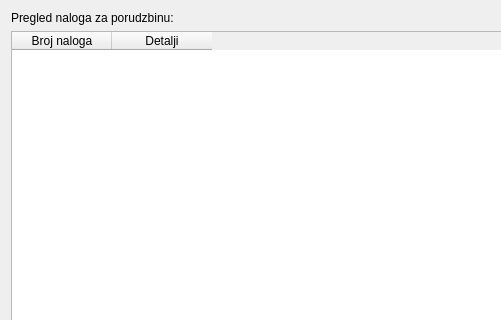
First picture: the form in Vigor/POVI/commandsview.ui, repository Loptica23/POVI, before the edit; both pictures show x 0 to 501 and y 0 to 320 of the 994 by 583 pixel window.
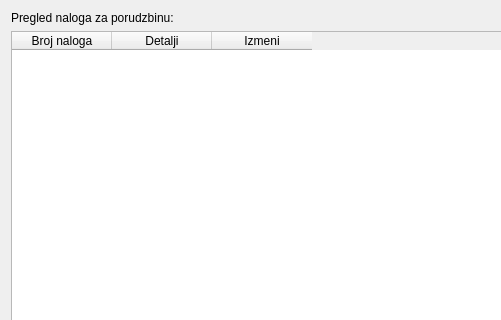
Second picture: the form after the edit.

What changed in the file:
```diff
--- a/Vigor/POVI/commandsview.ui
+++ b/Vigor/POVI/commandsview.ui
@@ -33,6 +33,11 @@
        <string>Detalji</string>
       </property>
      </column>
+     <column>
+      <property name="text">
+       <string>Izmeni</string>
+      </property>
+     </column>
     </widget>
    </item>
    <item>
```
